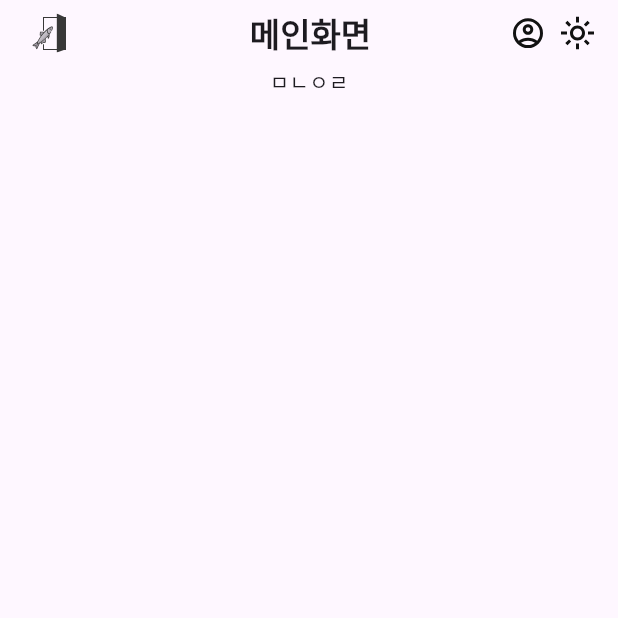
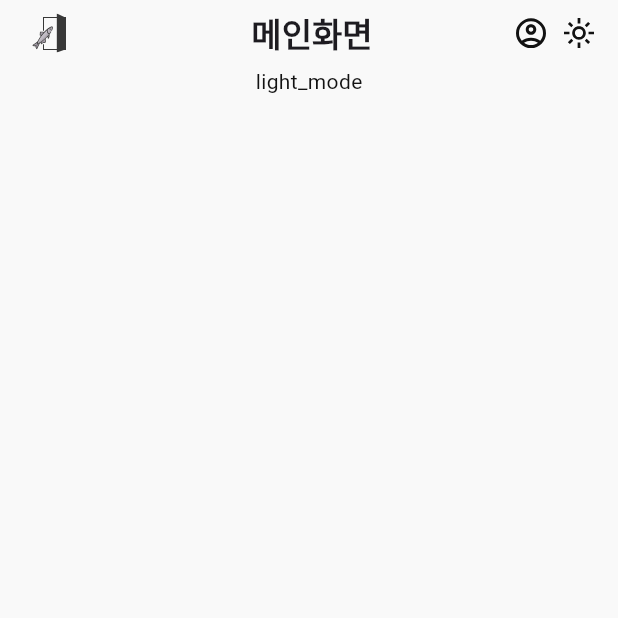
Before and after one commit to hamond12/EscapeAnchovy-Flutter, a Flutter app: the screen it shows after launch, on a phone screen of 412 x 824 dp, the top half of it. Run offline on Flutter 3.47's test engine with Material 3 defaults, Android fonts, the phone set to English and light mode, and no system bars; our stand-ins replace flutter_svg; Roboto replaces fonts that are missing (Pretendard).

Commit message:
feat: 테마 변경 기능 구현

```diff
--- a/lib/src/app.dart
+++ b/lib/src/app.dart
@@ -1,8 +1,13 @@
+import 'package:escape_anchovy/main.dart';
+import 'package:escape_anchovy/res/theme/themes.dart';
+import 'package:escape_anchovy/src/screen/home/home_screen.dart';
 import 'package:escape_anchovy/src/screen/splash/splash_screen.dart';
 import 'package:flutter/material.dart';
 
 class MyApp extends StatefulWidget {
-  const MyApp({super.key});
+  const MyApp({super.key, required this.settingController});
+
+  final SettingController settingController;
 
   @override
   State<MyApp> createState() => _MyAppState();
@@ -11,6 +16,34 @@ class MyApp extends StatefulWidget {
 class _MyAppState extends State<MyApp> {
   @override
   Widget build(BuildContext context) {
-    return const MaterialApp(home: SplashScreen());
+    return AnimatedBuilder(
+        animation: widget.settingController,
+        builder: (snapshot, context) {
+          return MaterialApp(
+            home: const SplashScreen(),
+            theme: Themes.light,
+            darkTheme: Themes.dark,
+            themeMode: widget.settingController.themeMode,
+            initialRoute: SplashScreen.routeName,
+            onGenerateRoute: (RouteSettings routeSettings) {
+              return route(routeSettings);
+            },
+          );
+        });
+  }
+
+  MaterialPageRoute<void> route(RouteSettings routeSettings) {
+    return MaterialPageRoute<void>(
+        settings: routeSettings,
+        builder: (BuildContext context) {
+          switch (routeSettings.name) {
+            case SplashScreen.routeName:
+              return const SplashScreen();
+            case HomeScreen.routeName:
+              return HomeScreen(settingController: widget.settingController);
+            default:
+              return const Text('Error');
+          }
+        });
   }
 }
--- a/lib/src/common/common_app_bar.dart
+++ b/lib/src/common/common_app_bar.dart
@@ -1,3 +1,4 @@
+import 'package:escape_anchovy/main.dart';
 import 'package:escape_anchovy/res/text/colors.dart';
 import 'package:escape_anchovy/res/text/styles.dart';
 import 'package:escape_anchovy/src/common/common_svg.dart';
@@ -5,10 +6,15 @@ import 'package:flutter/material.dart';
 import 'package:flutter_svg/flutter_svg.dart';
 
 class CommonAppBar extends StatefulWidget implements PreferredSizeWidget {
-  const CommonAppBar({super.key, required this.title, this.isHome = false});
+  const CommonAppBar(
+      {super.key,
+      required this.title,
+      this.isHome = false,
+      this.settingController});
 
   final String title;
   final bool isHome;
+  final SettingController? settingController;
 
   @override
   State<CommonAppBar> createState() => _CommonAppBarState();
@@ -20,6 +26,11 @@ class CommonAppBar extends StatefulWidget implements PreferredSizeWidget {
 class _CommonAppBarState extends State<CommonAppBar> {
   @override
   Widget build(BuildContext context) {
+    if (widget.isHome) {
+      widget.settingController!.theme =
+          context.isLight ? 'light_mode' : 'dark_mode';
+    }
+
     return AppBar(
       backgroundColor: Colors.transparent,
       title: Center(
@@ -48,12 +59,23 @@ class _CommonAppBarState extends State<CommonAppBar> {
               const SizedBox(
                 width: 12,
               ),
-              Padding(
-                padding: const EdgeInsets.only(right: 16.0),
-                child: context.isLight
-                    ? SvgPicture.asset('asset/svg/light_mode.svg')
-                    : SvgPicture.asset('asset/svg/dark_mode.svg'),
-              )
+              GestureDetector(
+                onTap: () {
+                  if (widget.settingController!.theme == 'light_mode') {
+                    widget.settingController!
+                        .updateThemeMode(ThemeMode.dark, 'dark_mode');
+                  } else {
+                    widget.settingController!
+                        .updateThemeMode(ThemeMode.light, 'light_mode');
+                  }
+                },
+                child: SvgPicture.asset(
+                  'asset/svg/${widget.settingController!.theme}.svg',
+                ),
+              ),
+              const SizedBox(
+                width: 16,
+              ),
             ]
           : [
               const SizedBox(
--- a/lib/src/screen/home/home_screen.dart
+++ b/lib/src/screen/home/home_screen.dart
@@ -1,9 +1,14 @@
+import 'package:escape_anchovy/main.dart';
 import 'package:escape_anchovy/src/common/common_app_bar.dart';
 import 'package:escape_anchovy/src/screen/home/home_controller.dart';
 import 'package:flutter/material.dart';
 
 class HomeScreen extends StatefulWidget {
-  const HomeScreen({super.key});
+  const HomeScreen({super.key, required this.settingController});
+
+  static const routeName = '/home';
+
+  final SettingController settingController;
 
   @override
   State<HomeScreen> createState() => _HomeScreenState();
@@ -15,9 +20,10 @@ class _HomeScreenState extends State<HomeScreen> {
   @override
   Widget build(BuildContext context) {
     return Scaffold(
-      appBar: const CommonAppBar(
+      appBar: CommonAppBar(
         title: '메인화면',
         isHome: true,
+        settingController: widget.settingController,
       ),
       body: AnimatedBuilder(
           animation: _controller,
@@ -28,11 +34,11 @@ class _HomeScreenState extends State<HomeScreen> {
   }
 
   Widget _buildPage(BuildContext context) {
-    return const Column(
+    return Column(
       children: [
         Center(
           child: Text(
-            'ㅁㄴㅇㄹ',
+            widget.settingController.theme,
           ),
         )
       ],
```
Also changed, not shown: lib/main.dart (+17 -2 lines), lib/src/screen/splash/splash_screen.dart (+7 -4 lines), asset/svg/dark_mode.svg, asset/svg/light_mode.svg, 1 other file.
